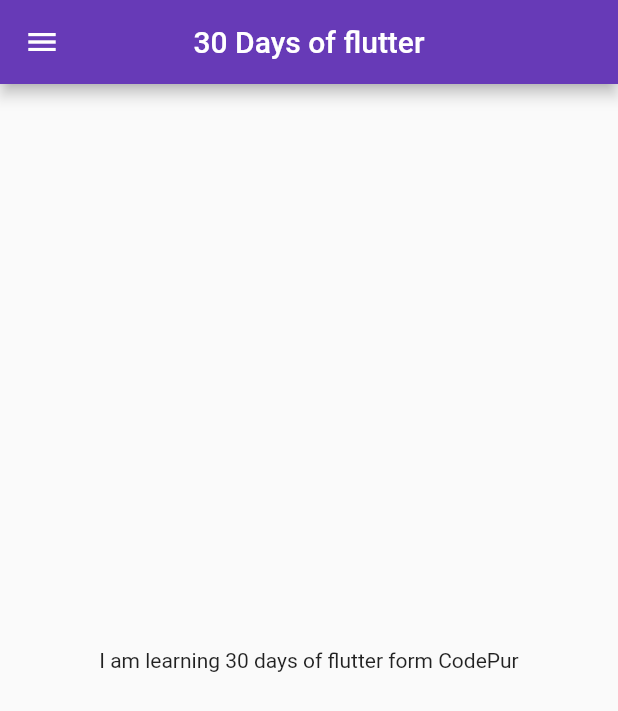
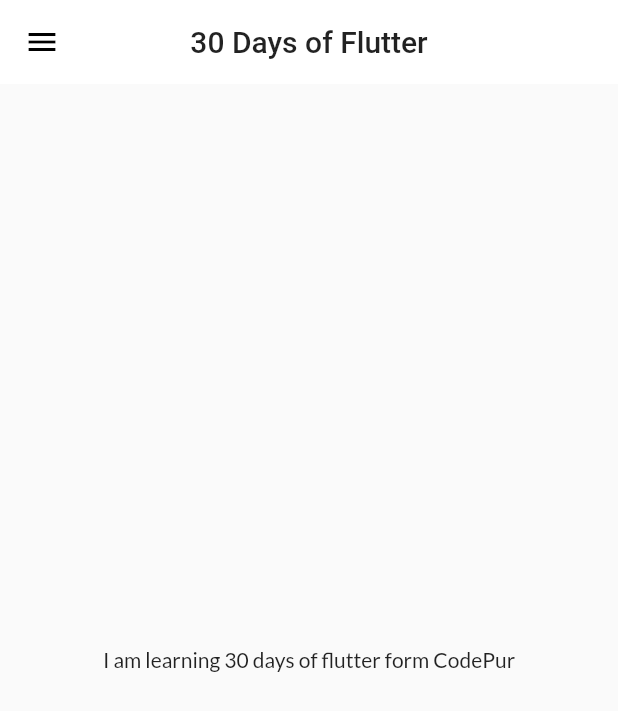
Before and after one commit to xmartgithub/30DaysOfFlutter, a Flutter app: the screen it shows after launch, on a phone screen of 412 x 824 dp. Shown: the top 711 px of the screen. Run offline on Flutter 3.47's test engine with Material 2 defaults, Android fonts, the phone set to English and light mode, and no system bars; our stand-ins replace google_fonts.

Commit message:
Theme extracted

```diff
--- a/lib/main.dart
+++ b/lib/main.dart
@@ -2,6 +2,7 @@ import 'package:flutter/material.dart';
 import 'package:thirty_day_of_flutter/pages/MyHomePage.dart';
 import 'package:thirty_day_of_flutter/pages/login_page.dart';
 import 'package:thirty_day_of_flutter/utils/routes.dart';
+import 'package:thirty_day_of_flutter/widgets/themes.dart';
 
 void main() {
   runApp(MyApp());
@@ -14,8 +15,8 @@ class MyApp extends StatelessWidget {
     return MaterialApp(
       debugShowCheckedModeBanner: false,
       themeMode: ThemeMode.system,
-      theme: ThemeData(primarySwatch: Colors.deepPurple),
-      darkTheme: ThemeData(primarySwatch: Colors.red),
+      theme: MyTheme.lightTheme(context),
+      darkTheme: MyTheme.darkTheme(context),
       initialRoute: MyRoutes.homeRoute,
       routes: {
         "/": (context) => LoginPage(),
--- a/lib/pages/MyHomePage.dart
+++ b/lib/pages/MyHomePage.dart
@@ -9,7 +9,7 @@ class HomePage extends StatelessWidget {
     return Scaffold(
       appBar: AppBar(
         centerTitle: true,
-        title: Text("30 Days of flutter"),
+        title: Text("30 Days of Flutter"),
       ),
       body: Center(
         child: Text("I am learning $days days of flutter form $name"),
--- /dev/null
+++ b/lib/widgets/themes.dart
@@ -0,0 +1,17 @@
+import 'package:flutter/material.dart';
+import 'package:google_fonts/google_fonts.dart';
+
+class MyTheme {
+  static ThemeData lightTheme(BuildContext context) => ThemeData(
+      primarySwatch: Colors.deepPurple,
+      fontFamily: GoogleFonts.lato().fontFamily,
+      appBarTheme: AppBarTheme(
+        color: Colors.white,
+        iconTheme: IconThemeData(color: Colors.black),
+        textTheme: Theme.of(context).textTheme,
+        elevation: 0.0,
+      ));
+
+  static ThemeData darkTheme(BuildContext context) =>
+      ThemeData(brightness: Brightness.dark);
+}
--- a/pubspec.yaml
+++ b/pubspec.yaml
@@ -23,6 +23,7 @@ environment:
 dependencies:
   flutter:
     sdk: flutter
+  google_fonts: ^2.0.0
 
   # The following adds the Cupertino Icons font to your application.
   # Use with the CupertinoIcons class for iOS style icons.
```
Also changed, not shown: pubspec.lock.
